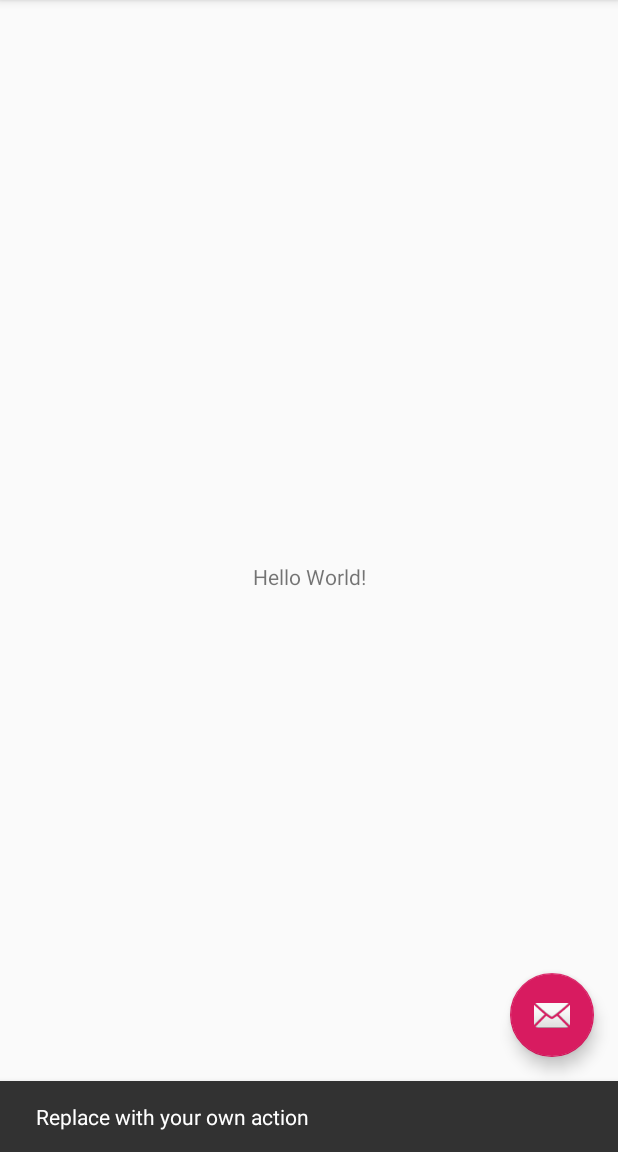
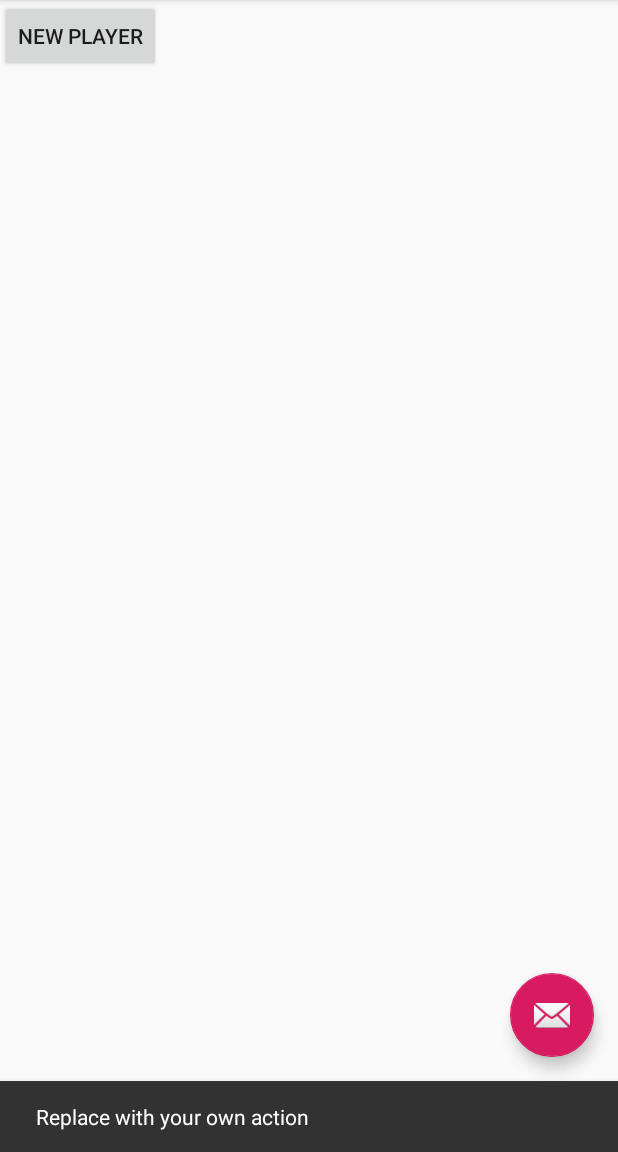
Before and after one commit to vytran9599/SpaceTraders, an Android app: the screen it shows after launch (MainActivity), after a tap on an icon or button, on a phone screen of 412 x 824 dp, the part 84-1236 px from its top. Run offline under Robolectric (Android 15) with nearby library versions, the phone set to English and light mode, and no system bars.

Commit message:
new player button

```diff
--- a/app/src/main/res/layout/content_main.xml
+++ b/app/src/main/res/layout/content_main.xml
@@ -10,11 +10,21 @@
 
     <TextView
         android:layout_width="wrap_content"
-        android:layout_height="wrap_content"
-        android:text="Hello World!"
+        android:layout_height="0dp"
         app:layout_constraintBottom_toBottomOf="parent"
+        app:layout_constraintEnd_toEndOf="parent"
         app:layout_constraintLeft_toLeftOf="parent"
         app:layout_constraintRight_toRightOf="parent"
-        app:layout_constraintTop_toTopOf="parent" />
+        app:layout_constraintStart_toStartOf="parent"
+        app:layout_constraintTop_toTopOf="parent"
+        app:layout_constraintVertical_bias="0.0" />
+
+    <Button
+        android:id="@+id/newPlayer"
+        android:layout_width="wrap_content"
+        android:layout_height="wrap_content"
+        android:text="New Player"
+        tools:layout_editor_absoluteX="167dp"
+        tools:layout_editor_absoluteY="465dp" />
 
 </android.support.constraint.ConstraintLayout>
```
